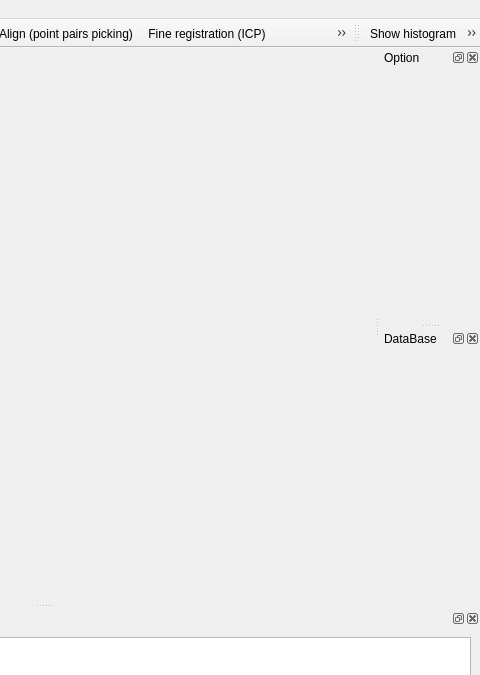
alex-kity/optimization-Registration, file qCC/ui_templates/mainWindow.ui: the form before one commit; both pictures show x 544 to 1024 and y 0 to 675 of the 1024 by 768 pixel window.
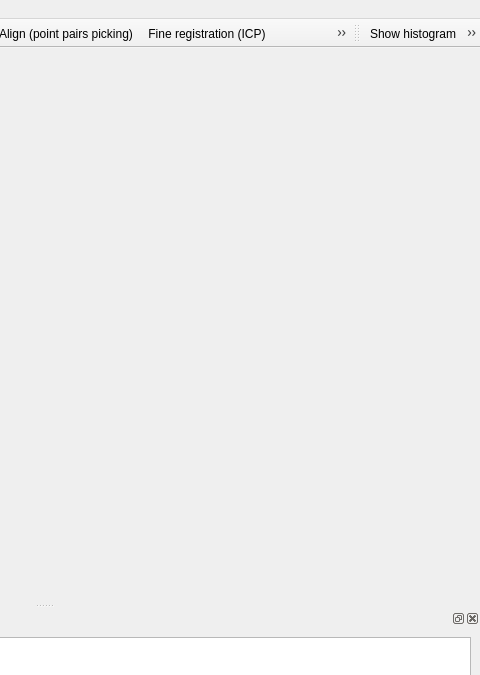
The form after the commit. Icons and pictures are not drawn. Custom widgets are drawn as their Qt base class.

Diff of the .ui file:
```diff
--- a/qCC/ui_templates/mainWindow.ui
+++ b/qCC/ui_templates/mainWindow.ui
@@ -822,60 +822,6 @@
     </layout>
    </widget>
   </widget>
-  <widget class="QDockWidget" name="option">
-   <property name="minimumSize">
-    <size>
-     <width>100</width>
-     <height>100</height>
-    </size>
-   </property>
-   <property name="maximumSize">
-    <size>
-     <width>250</width>
-     <height>524287</height>
-    </size>
-   </property>
-   <property name="windowTitle">
-    <string>Option</string>
-   </property>
-   <attribute name="dockWidgetArea">
-    <number>2</number>
-   </attribute>
-   <widget class="QWidget" name="dockWidgetContents_5">
-    <layout class="QVBoxLayout" name="verticalLayout_option">
-     <property name="spacing">
-      <number>0</number>
-     </property>
-     <property name="leftMargin">
-      <number>0</number>
-     </property>
-     <property name="topMargin">
-      <number>0</number>
-     </property>
-     <property name="rightMargin">
-      <number>0</number>
-     </property>
-     <property name="bottomMargin">
-      <number>0</number>
-     </property>
-    </layout>
-   </widget>
-  </widget>
-  <widget class="QDockWidget" name="dockWidget_DataBase">
-   <property name="minimumSize">
-    <size>
-     <width>58</width>
-     <height>100</height>
-    </size>
-   </property>
-   <property name="windowTitle">
-    <string>DataBase</string>
-   </property>
-   <attribute name="dockWidgetArea">
-    <number>2</number>
-   </attribute>
-   <widget class="QWidget" name="dockWidgetContents_6"/>
-  </widget>
   <action name="actionOpen">
    <property name="icon">
     <iconset resource="../icons.qrc">
```
